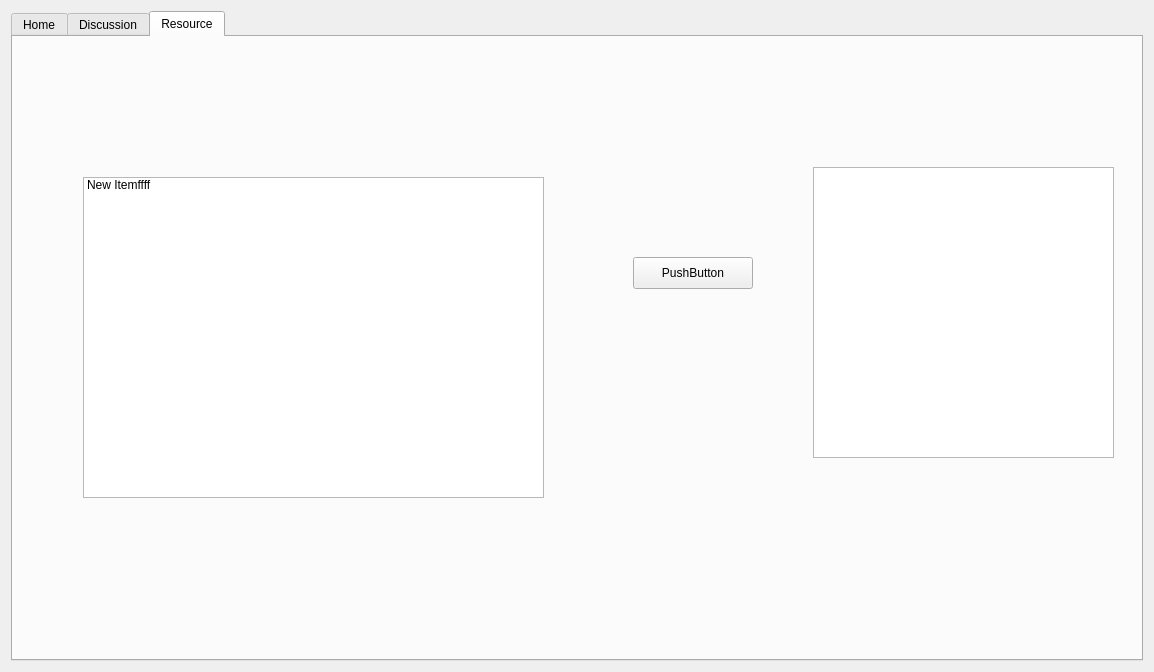
Above: Jobs-of-SoftwareEngineer/Codeing/Scut/course.ui from CSLP/CPP before the change. Below: the same form after it.
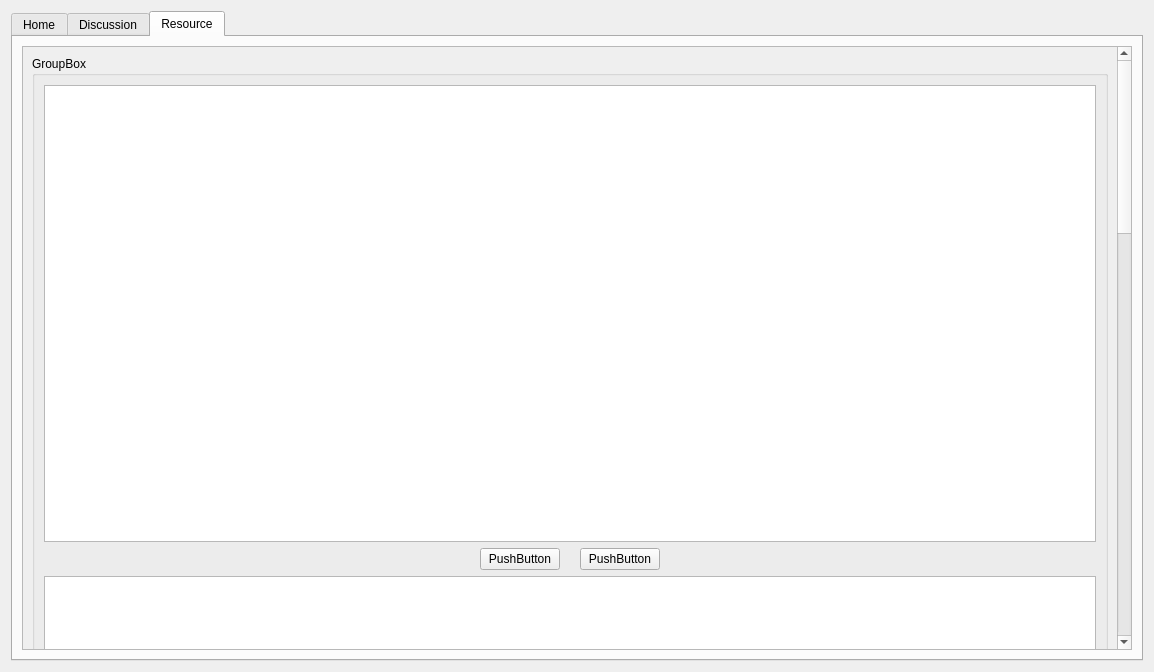
That is the form after the change.

Diff of the .ui file:
```diff
--- a/Jobs-of-SoftwareEngineer/Codeing/Scut/course.ui
+++ b/Jobs-of-SoftwareEngineer/Codeing/Scut/course.ui
@@ -141,44 +141,107 @@
       <attribute name="title">
        <string>Resource</string>
       </attribute>
-      <widget class="QListWidget" name="listWidget">
-       <property name="geometry">
-        <rect>
-         <x>70</x>
-         <y>140</y>
-         <width>461</width>
-         <height>321</height>
-        </rect>
-       </property>
+      <layout class="QHBoxLayout" name="horizontalLayout_2">
        <item>
-        <property name="text">
-         <string>New Itemffff</string>
-        </property>
+        <widget class="QScrollArea" name="scrollArea">
+         <property name="widgetResizable">
+          <bool>true</bool>
+         </property>
+         <widget class="QWidget" name="scrollAreaWidgetContents">
+          <property name="geometry">
+           <rect>
+            <x>0</x>
+            <y>0</y>
+            <width>1099</width>
+            <height>2000</height>
+           </rect>
+          </property>
+          <property name="minimumSize">
+           <size>
+            <width>0</width>
+            <height>2000</height>
+           </size>
+          </property>
+          <layout class="QVBoxLayout" name="verticalLayout_4">
+           <item>
+            <widget class="QGroupBox" name="groupBox">
+             <property name="title">
+              <string>GroupBox</string>
+             </property>
+             <layout class="QVBoxLayout" name="verticalLayout_5" stretch="8,1,8">
+              <item>
+               <widget class="QTextBrowser" name="textBrowser"/>
+              </item>
+              <item>
+               <layout class="QHBoxLayout" name="horizontalLayout_3">
+                <property name="spacing">
+                 <number>20</number>
+                </property>
+                <item>
+                 <spacer name="horizontalSpacer">
+                  <property name="orientation">
+                   <enum>Qt::Horizontal</enum>
+                  </property>
+                  <property name="sizeHint" stdset="0">
+                   <size>
+                    <width>40</width>
+                    <height>20</height>
+                   </size>
+                  </property>
+                 </spacer>
+                </item>
+                <item>
+                 <widget class="QPushButton" name="pushButton">
+                  <property name="text">
+                   <string>PushButton</string>
+                  </property>
+                 </widget>
+                </item>
+                <item>
+                 <widget class="QPushButton" name="pushButton_2">
+                  <property name="text">
+                   <string>PushButton</string>
+                  </property>
+                 </widget>
+                </item>
+                <item>
+                 <spacer name="horizontalSpacer_2">
+                  <property name="orientation">
+                   <enum>Qt::Horizontal</enum>
+                  </property>
+                  <property name="sizeHint" stdset="0">
+                   <size>
+                    <width>40</width>
+                    <height>20</height>
+                   </size>
+                  </property>
+                 </spacer>
+                </item>
+               </layout>
+              </item>
+              <item>
+               <widget class="QTextBrowser" name="textBrowser_2"/>
+              </item>
+             </layout>
+            </widget>
+           </item>
+           <item>
+            <widget class="QGroupBox" name="groupBox_2">
+             <property name="title">
+              <string>GroupBox</string>
+             </property>
+             <layout class="QVBoxLayout" name="verticalLayout_6">
+              <item>
+               <widget class="QTextBrowser" name="textBrowser_3"/>
+              </item>
+             </layout>
+            </widget>
+           </item>
+          </layout>
+         </widget>
+        </widget>
        </item>
-      </widget>
-      <widget class="QPushButton" name="pushButton">
-       <property name="geometry">
-        <rect>
-         <x>620</x>
-         <y>220</y>
-         <width>120</width>
-         <height>32</height>
-        </rect>
-       </property>
-       <property name="text">
-        <string>PushButton</string>
-       </property>
-      </widget>
-      <widget class="QListView" name="listView">
-       <property name="geometry">
-        <rect>
-         <x>800</x>
-         <y>130</y>
-         <width>301</width>
-         <height>291</height>
-        </rect>
-       </property>
-      </widget>
+      </layout>
      </widget>
     </widget>
    </item>
```
